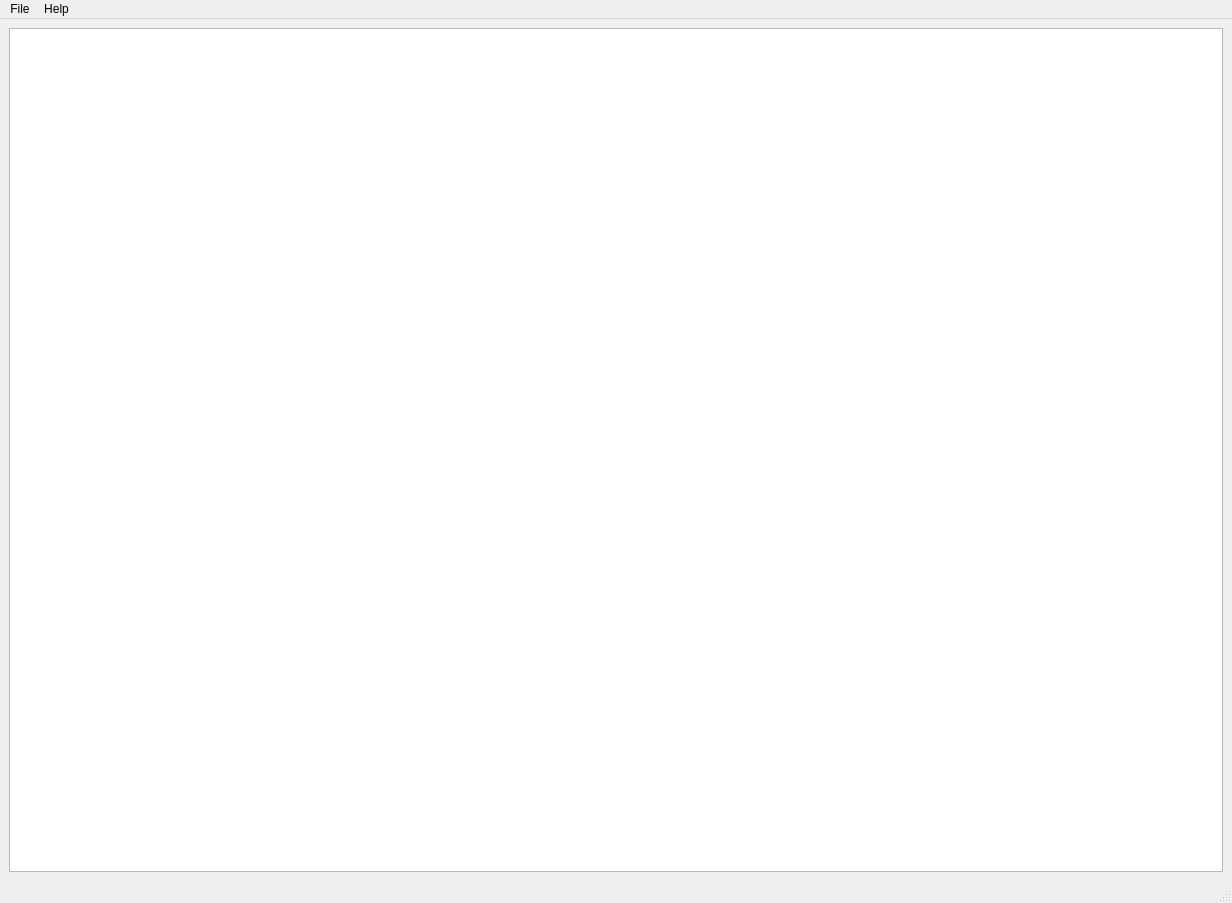
Above: qt_designer/main_window.ui from flipperlord/x-wing-squad-builder before the change. Below: the same form after it.
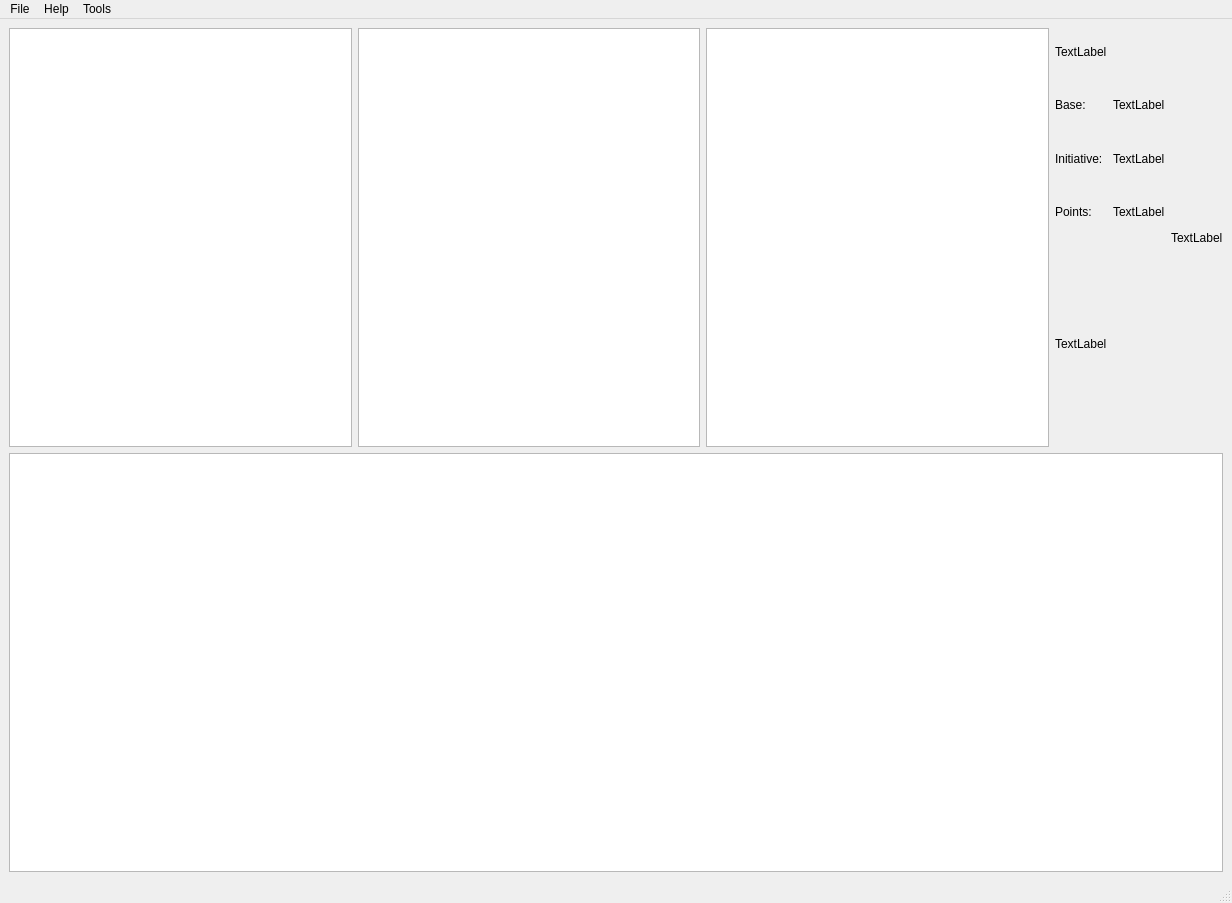
That is the form after the change. Icons and pictures are not drawn.

Commit message: Added definition form for data entry

What changed in the file:
```diff
--- a/qt_designer/main_window.ui
+++ b/qt_designer/main_window.ui
@@ -19,13 +19,101 @@
   </property>
   <widget class="QWidget" name="centralwidget">
    <layout class="QGridLayout" name="gridLayout">
-    <item row="0" column="1">
+    <item row="2" column="1">
      <widget class="QPlainTextEdit" name="logging_plain_text_edit">
       <property name="readOnly">
        <bool>true</bool>
       </property>
      </widget>
     </item>
+    <item row="0" column="1">
+     <layout class="QHBoxLayout" name="data_view_layout" stretch="0,0,0,0,0">
+      <item>
+       <widget class="QListWidget" name="faction_list_widget"/>
+      </item>
+      <item>
+       <widget class="QListWidget" name="ship_list_widget"/>
+      </item>
+      <item>
+       <widget class="QListWidget" name="pilot_list_widget"/>
+      </item>
+      <item>
+       <layout class="QVBoxLayout" name="ship_aggregate">
+        <item>
+         <layout class="QGridLayout" name="ship_information_2">
+          <item row="1" column="0">
+           <widget class="QLabel" name="label_4">
+            <property name="text">
+             <string>Base: </string>
+            </property>
+           </widget>
+          </item>
+          <item row="2" column="1">
+           <widget class="QLabel" name="initiative_label">
+            <property name="text">
+             <string>TextLabel</string>
+            </property>
+           </widget>
+          </item>
+          <item row="0" column="0">
+           <widget class="QLabel" name="ship_name_label">
+            <property name="text">
+             <string>TextLabel</string>
+            </property>
+           </widget>
+          </item>
+          <item row="1" column="1">
+           <widget class="QLabel" name="base_label">
+            <property name="text">
+             <string>TextLabel</string>
+            </property>
+           </widget>
+          </item>
+          <item row="2" column="0">
+           <widget class="QLabel" name="label_5">
+            <property name="text">
+             <string>Initiative:</string>
+            </property>
+           </widget>
+          </item>
+          <item row="3" column="0">
+           <widget class="QLabel" name="label_6">
+            <property name="text">
+             <string>Points:</string>
+            </property>
+           </widget>
+          </item>
+          <item row="3" column="1">
+           <widget class="QLabel" name="points_label">
+            <property name="text">
+             <string>TextLabel</string>
+            </property>
+           </widget>
+          </item>
+         </layout>
+        </item>
+        <item>
+         <widget class="QLabel" name="maneuver_image_label">
+          <property name="text">
+           <string>TextLabel</string>
+          </property>
+         </widget>
+        </item>
+       </layout>
+      </item>
+      <item>
+       <layout class="QHBoxLayout" name="card_image_layout">
+        <item>
+         <widget class="QLabel" name="pilot_image_label">
+          <property name="text">
+           <string>TextLabel</string>
+          </property>
+         </widget>
+        </item>
+       </layout>
+      </item>
+     </layout>
+    </item>
    </layout>
   </widget>
   <widget class="QMenuBar" name="menubar">
@@ -34,7 +122,7 @@
      <x>0</x>
      <y>0</y>
      <width>1232</width>
-     <height>21</height>
+     <height>22</height>
     </rect>
    </property>
    <widget class="QMenu" name="menuFile">
@@ -51,8 +139,15 @@
     </property>
     <addaction name="action_about"/>
    </widget>
+   <widget class="QMenu" name="menuTools">
+    <property name="title">
+     <string>Tools</string>
+    </property>
+    <addaction name="action_definition_form"/>
+   </widget>
    <addaction name="menuFile"/>
    <addaction name="menuHelp"/>
+   <addaction name="menuTools"/>
   </widget>
   <widget class="QStatusBar" name="statusbar"/>
   <action name="action_about">
```
Left out of the diff: 8 changed lines with no effect on the pictures. The commit also changes 150 other files.
